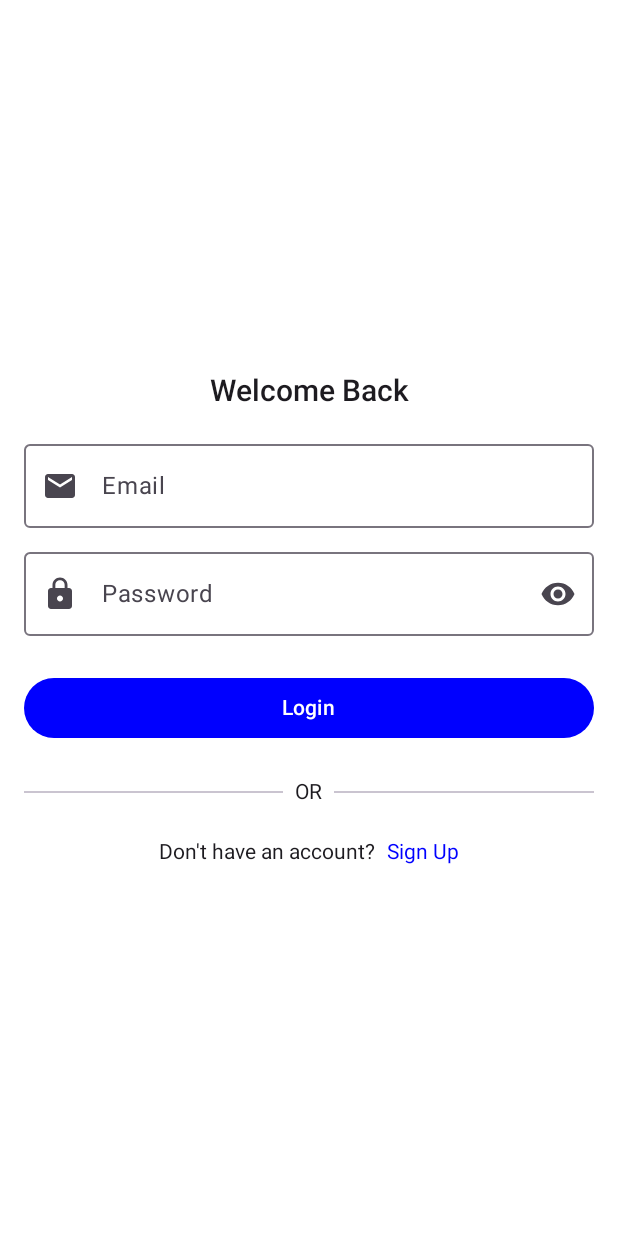
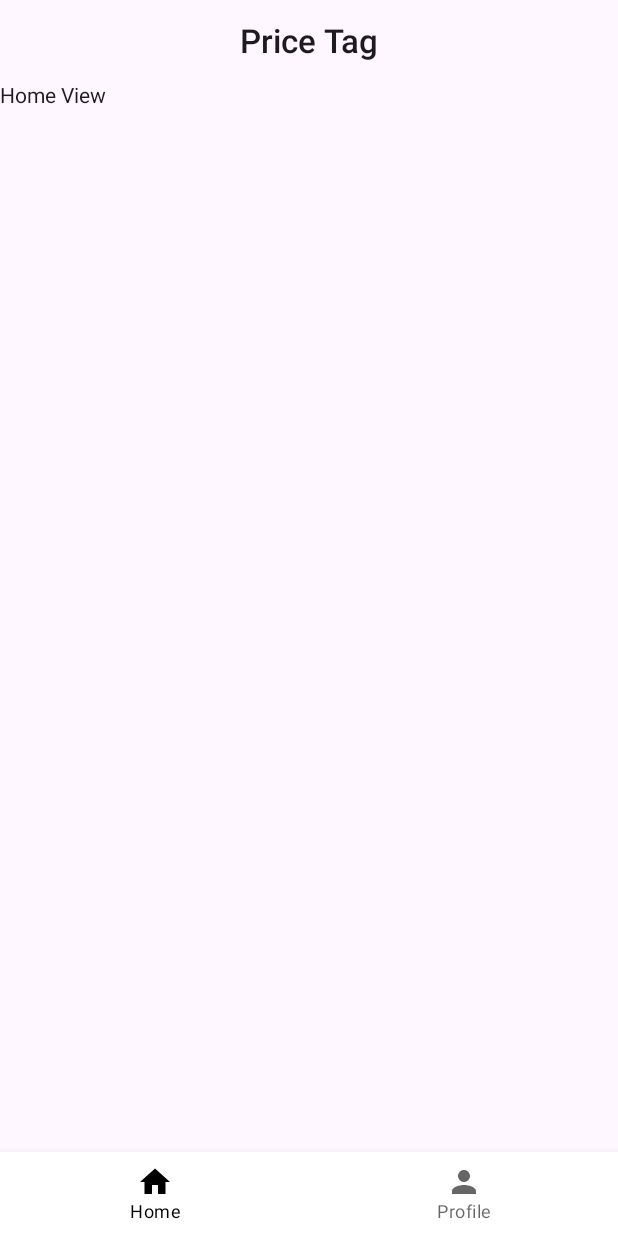
Before and after one commit to NabinStha2/PriceTag_Android, an Android app built with Jetpack Compose: the LoginView screen opened through its navigation route, after a tap on "Login", on a phone screen of 412 x 824 dp. Run offline under Robolectric (Android 15) with nearby library versions, the phone set to English and light mode, and no system bars.

Commit message:
bottom navigation bar added to main view with view model state and top bar also added

```diff
--- a/app/src/main/java/com/example/price_tag/navigation/AppNavHost.kt
+++ b/app/src/main/java/com/example/price_tag/navigation/AppNavHost.kt
@@ -16,16 +16,16 @@ import com.example.price_tag.ui.features.onboarding.OnboardingView
 fun AppNavHost(
     modifier: Modifier = Modifier,
     navController: NavHostController,
-    startDestination : String = NavigationItem.OnboardingView.route,
+    startDestination : String = NavigationItem.MainView.route,
 ) {
     NavHost(
         modifier = modifier,
         navController = navController,
         startDestination = startDestination,
     ) {
-        composable(route = NavigationItem.SplashView.route) {
-            HomeView()
-        }
+//        composable(route = NavigationItem.SplashView.route) {
+//            HomeView()
+//        }
         composable(
             route = NavigationItem.OnboardingView.route,
         ) {
--- /dev/null
+++ b/app/src/main/java/com/example/price_tag/ui/components/BottomNavigationBar.kt
@@ -0,0 +1,51 @@
+package com.example.price_tag.ui.components
+
+import androidx.compose.foundation.layout.padding
+import androidx.compose.material.BottomNavigation
+import androidx.compose.material.BottomNavigationItem
+import androidx.compose.material.Icon
+import androidx.compose.material.Text
+import androidx.compose.material.icons.Icons
+import androidx.compose.material.icons.filled.Home
+import androidx.compose.material.icons.filled.Person
+import androidx.compose.runtime.Composable
+import androidx.compose.ui.Modifier
+import androidx.compose.ui.graphics.Color
+import androidx.compose.ui.tooling.preview.Preview
+import androidx.compose.ui.unit.dp
+
+@Composable
+fun BottomNavigationBar(selectedIndex: Int, onChangeIndex: (Int) -> Unit) {
+    // Remember the current selected index
+//    var selectedIndex: Int by rememberSaveable { (mutableIntStateOf(0)) }
+
+    BottomNavigation(
+        modifier = Modifier.padding(0.dp),
+        backgroundColor = Color.White,
+    ) {
+        BottomNavigationItem(
+            icon = { Icon(Icons.Filled.Home, contentDescription = "Home") },
+            label = { Text("Home") },
+            selected = selectedIndex == 0,
+            onClick = { onChangeIndex(0) }
+        )
+//        BottomNavigationItem(
+//            icon = { Icon(Icons.Filled.Search, contentDescription = "Category") },
+//            label = { Text("Search") },
+//            selected = selectedIndex == 1,
+//            onClick = { selectedIndex = 1 }
+//        )
+        BottomNavigationItem(
+            icon = { Icon(Icons.Filled.Person, contentDescription = "Profile") },
+            label = { Text("Profile") },
+            selected = selectedIndex == 1,
+            onClick = { onChangeIndex(1) }
+        )
+    }
+}
+
+@Preview(showBackground = true)
+@Composable
+fun BottomNavigationBarPreview() {
+//    BottomNavigationBar()
+}
--- a/app/src/main/java/com/example/price_tag/ui/features/auth/login/LoginView.kt
+++ b/app/src/main/java/com/example/price_tag/ui/features/auth/login/LoginView.kt
@@ -34,11 +34,9 @@ import androidx.compose.ui.text.TextStyle
 import androidx.compose.ui.text.font.FontWeight
 import androidx.compose.ui.text.input.PasswordVisualTransformation
 import androidx.compose.ui.text.input.VisualTransformation
-import androidx.compose.ui.tooling.preview.Preview
 import androidx.compose.ui.unit.dp
 import androidx.compose.ui.unit.sp
 import androidx.navigation.NavController
-import androidx.navigation.compose.rememberNavController
 import com.example.price_tag.navigation.NavigationItem
 
 @Composable
@@ -119,7 +117,13 @@ fun LoginView(navController: NavController) {
             )
             Spacer(modifier = Modifier.height(24.dp))
             Button(
-                onClick = { /*TODO*/ },
+                onClick = {
+                    navController.navigate(NavigationItem.MainView.route) {
+                        popUpTo(NavigationItem.LoginView.route){
+                            inclusive = true
+                        }
+                    }
+                },
                 colors = ButtonDefaults.buttonColors(containerColor = Color.Blue),
                 modifier = Modifier.fillMaxWidth(),
             ) {
@@ -149,7 +153,8 @@ fun LoginView(navController: NavController) {
                 Spacer(modifier = Modifier.widthIn(8.dp))
 
                 ClickableText(
-                    text = AnnotatedString("Sign Up"), onClick = { navController.navigate(NavigationItem.SignUpView.route) },
+                    text = AnnotatedString("Sign Up"),
+                    onClick = { navController.navigate(NavigationItem.SignUpView.route) },
                     style = TextStyle(
                         color = Color.Blue,
                     ),
--- a/app/src/main/java/com/example/price_tag/ui/features/home/HomeView.kt
+++ b/app/src/main/java/com/example/price_tag/ui/features/home/HomeView.kt
@@ -1,4 +1,19 @@
 package com.example.price_tag.ui.features.home
 
-class HomeView {
+import androidx.compose.foundation.layout.Column
+import androidx.compose.foundation.layout.PaddingValues
+import androidx.compose.foundation.layout.padding
+import androidx.compose.material3.Text
+import androidx.compose.runtime.Composable
+import androidx.compose.ui.Modifier
+import androidx.compose.ui.unit.dp
+
+@Composable
+fun HomeView(padding: PaddingValues) {
+    Column(
+        modifier = Modifier
+            .padding(padding)
+    ) {
+        Text(text = "Home View")
+    }
 }
--- a/app/src/main/java/com/example/price_tag/ui/features/main/MainView.kt
+++ b/app/src/main/java/com/example/price_tag/ui/features/main/MainView.kt
@@ -1,22 +1,73 @@
 package com.example.price_tag.ui.features.main
 
-import androidx.compose.foundation.layout.Column
+import androidx.compose.foundation.layout.WindowInsets
+import androidx.compose.foundation.layout.asPaddingValues
+import androidx.compose.foundation.layout.height
 import androidx.compose.foundation.layout.padding
+import androidx.compose.foundation.layout.safeDrawing
+import androidx.compose.foundation.layout.wrapContentHeight
+import androidx.compose.material3.CenterAlignedTopAppBar
+import androidx.compose.material3.ExperimentalMaterial3Api
+import androidx.compose.material3.MaterialTheme
 import androidx.compose.material3.Scaffold
 import androidx.compose.material3.Text
 import androidx.compose.runtime.Composable
+import androidx.compose.runtime.collectAsState
+import androidx.compose.runtime.getValue
+import androidx.compose.ui.Alignment
 import androidx.compose.ui.Modifier
+import androidx.compose.ui.text.font.FontWeight
+import androidx.compose.ui.text.style.TextAlign
+import androidx.compose.ui.tooling.preview.Preview
+import androidx.compose.ui.unit.dp
+import androidx.lifecycle.viewmodel.compose.viewModel
 import androidx.navigation.NavController
+import androidx.navigation.compose.rememberNavController
+import com.example.price_tag.ui.components.BottomNavigationBar
+import com.example.price_tag.ui.features.home.HomeView
+import com.example.price_tag.ui.features.profile.ProfileView
 
+@OptIn(ExperimentalMaterial3Api::class)
+@Preview
 @Composable
-fun MainView(navController: NavController) {
+fun MainView(
+    navController: NavController = rememberNavController(),
+    viewModel: MainViewModel = viewModel<MainViewModel>()
+) {
+    val selectedIndex by viewModel.selectedMainBottomBarIndex.collectAsState()
     Scaffold(
+        modifier = Modifier
+            .padding(WindowInsets.safeDrawing.asPaddingValues()),
         topBar = {
-            Text(text = "Main Screen")
+
+            CenterAlignedTopAppBar(
+                title = {
+                    Text(
+                        text = "Price Tag",
+                        fontSize = MaterialTheme.typography.titleLarge.fontSize,
+                        fontWeight = FontWeight.W600,
+                        textAlign = TextAlign.Center,
+                    )
+                },
+                modifier = Modifier
+                    .height(56.dp)
+                    .wrapContentHeight(align = Alignment.CenterVertically),
+            )
         },
+        bottomBar = {
+            BottomNavigationBar(selectedIndex) {
+                viewModel.changeSelectedMainBottomBarIndex(it)
+            }
+        }
     ) { padding ->
-        Column(modifier = Modifier.padding(padding)) {
-            Text(text = "Main View")
+        when (selectedIndex) {
+            0 -> {
+                HomeView(padding)
+            }
+            1 -> {
+                ProfileView(padding)
+            }
         }
+
     }
 }
--- /dev/null
+++ b/app/src/main/java/com/example/price_tag/ui/features/main/MainViewModel.kt
@@ -0,0 +1,19 @@
+package com.example.price_tag.ui.features.main
+
+import android.util.Log
+import androidx.lifecycle.ViewModel
+import kotlinx.coroutines.flow.MutableStateFlow
+import kotlinx.coroutines.flow.StateFlow
+
+class MainViewModel : ViewModel() {
+
+    private val _selectedMainBottomBarIndex = MutableStateFlow<Int>(0)
+    val selectedMainBottomBarIndex: StateFlow<Int> get() = _selectedMainBottomBarIndex
+
+    fun changeSelectedMainBottomBarIndex(index: Int) {
+        Log.d("changeSelectedMainBottomBarIndex", index.toString())
+        _selectedMainBottomBarIndex.value = index
+    }
+
+
+}
```
Also changed, not shown: app/src/main/java/com/example/price_tag/ui/features/onboarding/OnboardingView.kt (+7 -1 lines), app/src/main/java/com/example/price_tag/ui/features/profile/ProfileView.kt (+16 -1 lines).
